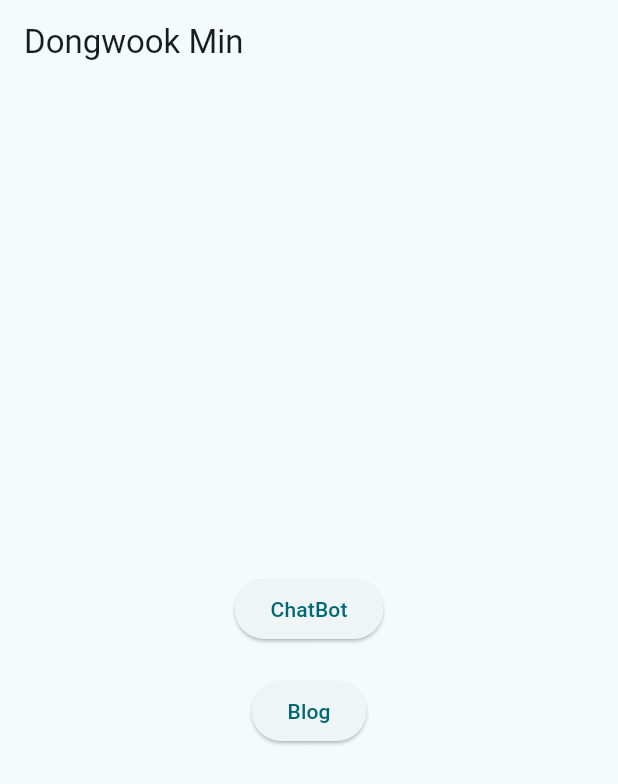
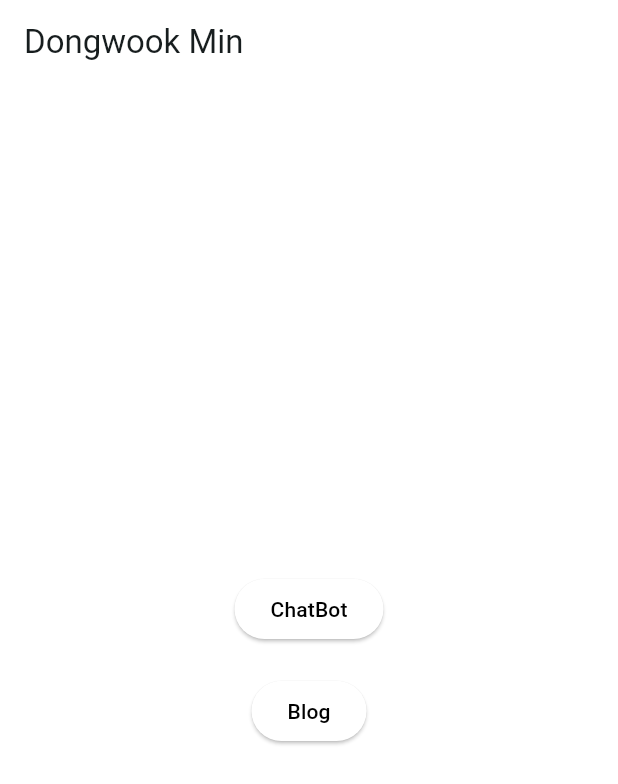
Before and after one commit to mindw96/main_page, a Flutter app: the screen it shows after launch, on a phone screen of 412 x 824 dp. Shown: the top 784 px of the screen. Run offline on Flutter 3.47's test engine with Material 3 defaults, Android fonts, the light colour scheme and no system bars.

Commit message:
feat: change colors

```diff
--- a/lib/main.dart
+++ b/lib/main.dart
@@ -8,7 +8,6 @@ void main() {
 class MyApp extends StatelessWidget {
   const MyApp({super.key});
 
-  // This widget is the root of your application.
   @override
   Widget build(BuildContext context) {
     return MaterialApp(
@@ -17,23 +16,13 @@ class MyApp extends StatelessWidget {
         colorScheme: ColorScheme.fromSeed(seedColor: Colors.white),
         useMaterial3: true,
       ),
-      home: const MyHomePage(title: 'Flutter Demo Home Page'),
+      home: const MyHomePage(title: 'Dongwook Min'),
     );
   }
 }
 
 class MyHomePage extends StatefulWidget {
   const MyHomePage({super.key, required this.title});
-
-  // This widget is the home page of your application. It is stateful, meaning
-  // that it has a State object (defined below) that contains fields that affect
-  // how it looks.
-
-  // This class is the configuration for the state. It holds the values (in this
-  // case the title) provided by the parent (in this case the App widget) and
-  // used by the build method of the State. Fields in a Widget subclass are
-  // always marked "final".
-
   final String title;
 
   @override
@@ -43,39 +32,14 @@ class MyHomePage extends StatefulWidget {
 class _MyHomePageState extends State<MyHomePage> {
   @override
   Widget build(BuildContext context) {
-    // This method is rerun every time setState is called, for instance as done
-    // by the _incrementCounter method above.
-    //
-    // The Flutter framework has been optimized to make rerunning build methods
-    // fast, so that you can just rebuild anything that needs updating rather
-    // than having to individually change instances of widgets.
     return Scaffold(
+      backgroundColor: Colors.white,
       appBar: AppBar(
-        // TRY THIS: Try changing the color here to a specific color (to
-        // Colors.amber, perhaps?) and trigger a hot reload to see the AppBar
-        // change color while the other colors stay the same.
-        backgroundColor: Colors.transparent,
-        // Here we take the value from the MyHomePage object that was created by
-        // the App.build method, and use it to set our appbar title.
+        backgroundColor: Colors.white,
         title: Text('Dongwook Min'),
       ),
       body: Center(
-        // Center is a layout widget. It takes a single child and positions it
-        // in the middle of the parent.
         child: Column(
-          // Column is also a layout widget. It takes a list of children and
-          // arranges them vertically. By default, it sizes itself to fit its
-          // children horizontally, and tries to be as tall as its parent.
-          //
-          // Column has various properties to control how it sizes itself and
-          // how it positions its children. Here we use mainAxisAlignment to
-          // center the children vertically; the main axis here is the vertical
-          // axis because Columns are vertical (the cross axis would be
-          // horizontal).
-          //
-          // TRY THIS: Invoke "debug painting" (choose the "Toggle Debug Paint"
-          // action in the IDE, or press "p" in the console), to see the
-          // wireframe for each widget.
           mainAxisAlignment: MainAxisAlignment.center,
           children: <Widget>[
             ElevatedButton(
@@ -90,7 +54,13 @@ class _MyHomePageState extends State<MyHomePage> {
                   print("Can't launch $url");
                 }
               },
-              child: const Text('ChatBot'),
+              style: ButtonStyle(
+                backgroundColor: WidgetStateProperty.all(Colors.white),
+              ),
+              child: const Text(
+                'ChatBot',
+                style: TextStyle(color: Colors.black),
+              ),
             ),
             SizedBox(height: 20),
             ElevatedButton(
@@ -105,12 +75,17 @@ class _MyHomePageState extends State<MyHomePage> {
                   print("Can't launch $url");
                 }
               },
-              child: const Text('Blog'),
+              style: ButtonStyle(
+                backgroundColor: WidgetStateProperty.all(Colors.white),
+              ),
+              child: const Text(
+                'Blog',
+                style: TextStyle(color: Colors.black),
+              ),
             ),
           ],
         ),
       ),
-      // This trailing comma makes auto-formatting nicer for build methods.
     );
   }
 }
```
